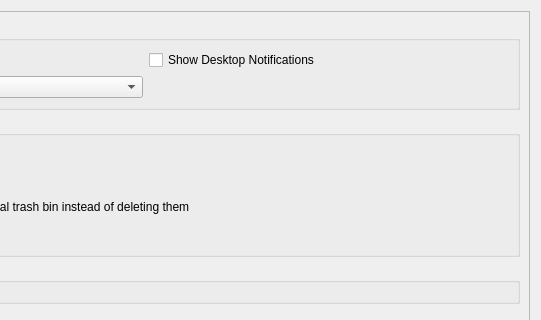
Above: src/gui/generalsettings.ui from opencloud-eu/desktop before the change; both pictures show x 250 to 791 and y 0 to 320 of the 791 by 686 pixel window. Below: the same form after it.
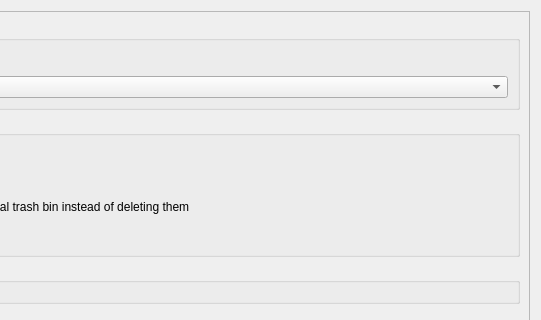
That is the form after the change. Custom widgets are drawn as their Qt base class.

Commit message: Remove notification setting

```diff
--- a/src/gui/generalsettings.ui
+++ b/src/gui/generalsettings.ui
@@ -74,13 +74,6 @@
             </item>
            </layout>
           </item>
-          <item row="0" column="1">
-           <widget class="QCheckBox" name="desktopNotificationsCheckBox">
-            <property name="text">
-             <string>Show Desktop Notifications</string>
-            </property>
-           </widget>
-          </item>
           <item row="0" column="0">
            <widget class="QCheckBox" name="autostartCheckBox">
             <property name="text">
```
Left out of the diff: 1 changed line with no effect on the pictures. The commit also changes 4 other files.
